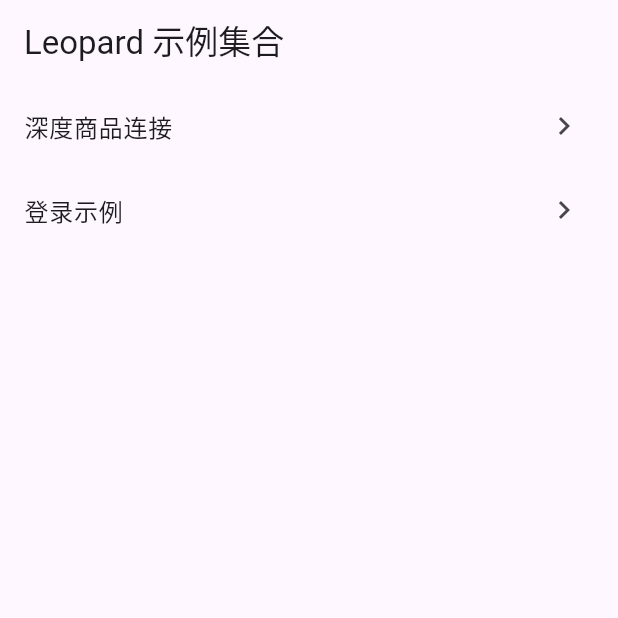
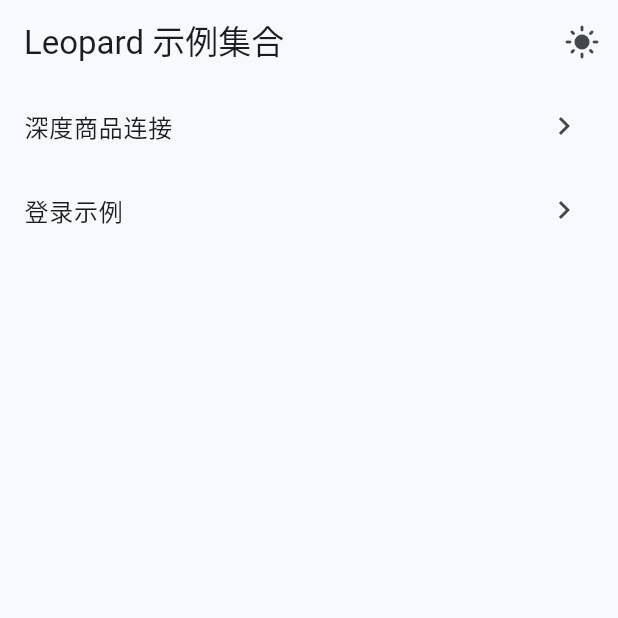
Before and after one commit to tlmile/flutter-leopard, a Flutter app: the screen it shows after launch, on a phone screen of 412 x 824 dp, the top half of it. Run offline on Flutter 3.47's test engine with Material 3 defaults, Android fonts, the phone set to English and light mode, and no system bars; our stand-ins replace font_awesome_flutter, go_router, shared_preferences; project files that could hold a hidden picture were left out.

Commit message:
Add theme toggle with persistence

```diff
--- a/lib/home_page.dart
+++ b/lib/home_page.dart
@@ -1,12 +1,16 @@
 import 'package:flutter/material.dart';
+
 import 'examples/deeplink_store/main_deeplinkstore.dart';
 import 'examples/login/login_page.dart';
 import 'examples/movie/main_movie.dart';
 import 'examples/food/main_food.dart';
 import 'examples/compass_app/main_compass.dart';
+import 'theme/theme_controller.dart';
 
 class HomePage extends StatelessWidget {
-  const HomePage({super.key});
+  const HomePage({super.key, required this.themeController});
+
+  final ThemeController themeController;
 
   @override
   Widget build(BuildContext context) {
@@ -21,6 +25,19 @@
     return Scaffold(
       appBar: AppBar(
         title: const Text('Leopard 示例集合'),
+        actions: [
+          AnimatedBuilder(
+            animation: themeController,
+            builder: (context, _) {
+              final isDark = themeController.mode == ThemeMode.dark;
+              return IconButton(
+                tooltip: isDark ? '切换到浅色模式' : '切换到深色模式',
+                icon: Icon(isDark ? Icons.dark_mode : Icons.light_mode),
+                onPressed: themeController.toggleThemeMode,
+              );
+            },
+          ),
+        ],
       ),
       body: ListView.builder(
         itemCount: examples.length,
--- a/lib/main.dart
+++ b/lib/main.dart
@@ -1,18 +1,36 @@
 import 'package:flutter/material.dart';
+import 'package:shared_preferences/shared_preferences.dart';
+
 import 'home_page.dart';
+import 'theme/app_theme.dart';
+import 'theme/theme_controller.dart';
 
-void main() {
-  runApp(const LeopardDemo());
+Future<void> main() async {
+  WidgetsFlutterBinding.ensureInitialized();
+  final prefs = await SharedPreferences.getInstance();
+  final themeController = ThemeController.fromPreferences(prefs);
+
+  runApp(LeopardDemo(themeController: themeController));
 }
 
 class LeopardDemo extends StatelessWidget {
-  const LeopardDemo({super.key});
+  const LeopardDemo({super.key, required this.themeController});
+
+  final ThemeController themeController;
 
   @override
   Widget build(BuildContext context) {
-    return const MaterialApp(
-      debugShowCheckedModeBanner: true,
-      home: HomePage(),
+    return AnimatedBuilder(
+      animation: themeController,
+      builder: (context, _) {
+        return MaterialApp(
+          debugShowCheckedModeBanner: true,
+          theme: AppTheme.lightTheme,
+          darkTheme: AppTheme.darkTheme,
+          themeMode: themeController.mode,
+          home: HomePage(themeController: themeController),
+        );
+      },
     );
   }
 }
--- /dev/null
+++ b/lib/theme/app_theme.dart
@@ -0,0 +1,19 @@
+import 'package:flutter/material.dart';
+
+class AppTheme {
+  static ThemeData get lightTheme {
+    return ThemeData(
+      colorScheme: ColorScheme.fromSeed(seedColor: Colors.blue),
+      useMaterial3: true,
+      brightness: Brightness.light,
+    );
+  }
+
+  static ThemeData get darkTheme {
+    return ThemeData(
+      colorScheme: ColorScheme.fromSeed(seedColor: Colors.blue, brightness: Brightness.dark),
+      useMaterial3: true,
+      brightness: Brightness.dark,
+    );
+  }
+}
--- /dev/null
+++ b/lib/theme/theme_controller.dart
@@ -0,0 +1,34 @@
+import 'package:flutter/material.dart';
+import 'package:shared_preferences/shared_preferences.dart';
+
+class ThemeController extends ChangeNotifier {
+  ThemeController(this._prefs, ThemeMode initialMode)
+      : _mode = initialMode;
+
+  static const _storageKey = 'theme_mode';
+  final SharedPreferences _prefs;
+  ThemeMode _mode;
+
+  ThemeMode get mode => _mode;
+
+  factory ThemeController.fromPreferences(SharedPreferences prefs) {
+    final storedValue = prefs.getString(_storageKey);
+    final storedMode = ThemeMode.values.firstWhere(
+      (mode) => mode.name == storedValue,
+      orElse: () => ThemeMode.system,
+    );
+    return ThemeController(prefs, storedMode);
+  }
+
+  void setThemeMode(ThemeMode mode) {
+    if (_mode == mode) return;
+    _mode = mode;
+    _prefs.setString(_storageKey, _mode.name);
+    notifyListeners();
+  }
+
+  void toggleThemeMode() {
+    final nextMode = _mode == ThemeMode.dark ? ThemeMode.light : ThemeMode.dark;
+    setThemeMode(nextMode);
+  }
+}
--- a/pubspec.yaml
+++ b/pubspec.yaml
@@ -36,6 +36,7 @@
   cupertino_icons: ^1.0.8
   go_router: ^13.2.5
   font_awesome_flutter: ^10.11.0
+  shared_preferences: ^2.3.2
 
 dev_dependencies:
   flutter_test:
```
